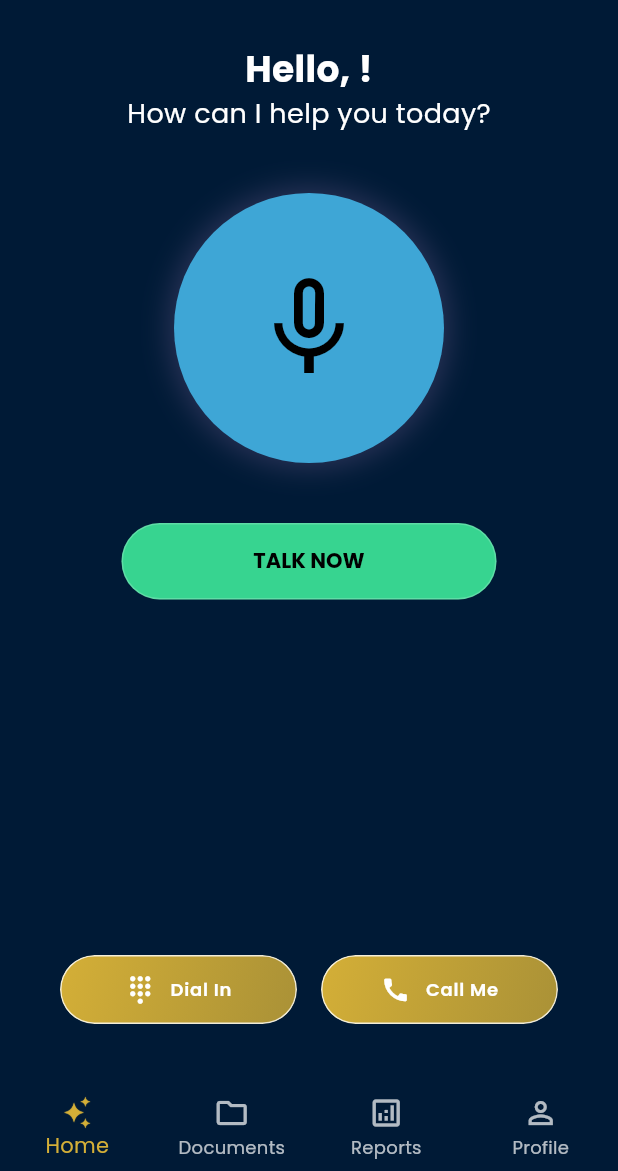
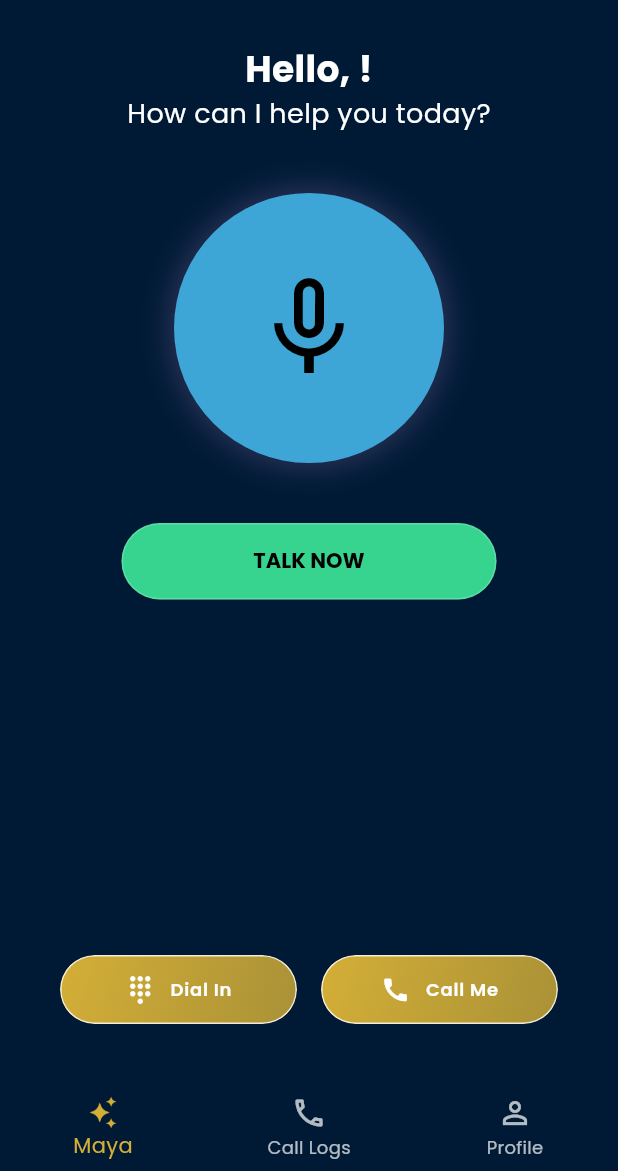
Before and after one commit to Asiffaiz/moinc-flutter, a Flutter app: the HomeScreen screen opened by its route, on a phone screen of 412 x 824 dp, the part 65-1236 px from its top. Run offline on Flutter 3.47's test engine with Material 3 defaults, Android fonts, the phone set to English and light mode, and no system bars; our stand-ins replace bloc, equatable, firebase_messaging, flutter_bloc, flutter_local_notifications, flutter_spinkit and 11 more; missing offline and left inert: flutter_inappwebview, flutter_sficon, livekit_client, livekit_components; accounts and stored records are empty; network calls fail; project files that could hold a hidden picture were left out.

Commit message:
updated bottomnavbar

```diff
--- a/lib/features/home/home_screen.dart
+++ b/lib/features/home/home_screen.dart
@@ -3,6 +3,7 @@ import 'package:moinc/config/constants.dart';
 import 'package:moinc/config/theme.dart';
 import 'package:moinc/features/dashboard/presentation/widgets/dashboard_home_content.dart';
 import 'package:moinc/features/documents/presentation/screens/documents_screen.dart';
+import 'package:moinc/features/profile/presentation/screens/call_logs_screen.dart';
 import 'package:moinc/features/profile/presentation/screens/profile_screen.dart';
 import 'package:moinc/features/reports/presentation/screens/reports_screen.dart';
 import 'package:provider/provider.dart';
@@ -103,11 +104,11 @@ class _HomeScreenState extends State<HomeScreen>
             _buildDashboardTab(),
 
             // Documents Tab
-            const DocumentsScreen(),
+            // const DocumentsScreen(),
 
             // Reports Tab
-            _buildReportsTab(),
-
+            // _buildReportsTab(),
+            CallLogsScreen(),
             // Profile Tab
             _buildProfileTab(),
           ],
@@ -138,17 +139,22 @@ class _HomeScreenState extends State<HomeScreen>
                 width: 24,
                 color: AppTheme.primaryColor,
               ),
-              label: 'Home',
+              label: 'Maya',
             ),
+            // BottomNavigationBarItem(
+            //   icon: Icon(Icons.folder_outlined),
+            //   activeIcon: Icon(Icons.folder),
+            //   label: 'Documents',
+            // ),
+            // BottomNavigationBarItem(
+            //   icon: Icon(Icons.analytics_outlined),
+            //   activeIcon: Icon(Icons.analytics),
+            //   label: 'Reports',
+            // ),
             BottomNavigationBarItem(
-              icon: Icon(Icons.folder_outlined),
-              activeIcon: Icon(Icons.folder),
-              label: 'Documents',
-            ),
-            BottomNavigationBarItem(
-              icon: Icon(Icons.analytics_outlined),
-              activeIcon: Icon(Icons.analytics),
-              label: 'Reports',
+              icon: Icon(Icons.call_outlined),
+              activeIcon: Icon(Icons.call),
+              label: 'Call Logs',
             ),
             BottomNavigationBarItem(
               icon: Icon(Icons.person_outline),
--- a/lib/features/profile/presentation/screens/call_logs_screen.dart
+++ b/lib/features/profile/presentation/screens/call_logs_screen.dart
@@ -48,23 +48,23 @@ class _CallLogsScreenState extends State<CallLogsScreen> {
   Widget build(BuildContext context) {
     return Scaffold(
       backgroundColor: AppTheme.backgroundColor,
-      appBar: AppBar(
-        title: const Text('Call Logs'),
-        backgroundColor: AppTheme.secondaryColor,
-        foregroundColor: AppTheme.primaryColor,
-        // Commented out tab bar
-        // bottom: TabBar(
-        //   controller: _tabController,
-        //   labelColor: AppTheme.primaryColor,
-        //   unselectedLabelColor: Colors.white70,
-        //   indicatorColor: AppTheme.primaryColor,
-        //   tabs: const [
-        //     Tab(text: 'All'),
-        //     Tab(text: 'LiveKit'),
-        //     Tab(text: 'Twilio'),
-        //   ],
-        // ),
-      ),
+      // appBar: AppBar(
+      //   title: const Text('Call Logs'),
+      //   backgroundColor: AppTheme.secondaryColor,
+      //   foregroundColor: AppTheme.primaryColor,
+      //   // Commented out tab bar
+      //   // bottom: TabBar(
+      //   //   controller: _tabController,
+      //   //   labelColor: AppTheme.primaryColor,
+      //   //   unselectedLabelColor: Colors.white70,
+      //   //   indicatorColor: AppTheme.primaryColor,
+      //   //   tabs: const [
+      //   //     Tab(text: 'All'),
+      //   //     Tab(text: 'LiveKit'),
+      //   //     Tab(text: 'Twilio'),
+      //   //   ],
+      //   // ),
+      // ),
       body: _buildCallLogsList(_allLogs),
       // Commented out tab bar view
       // body: TabBarView(
```
